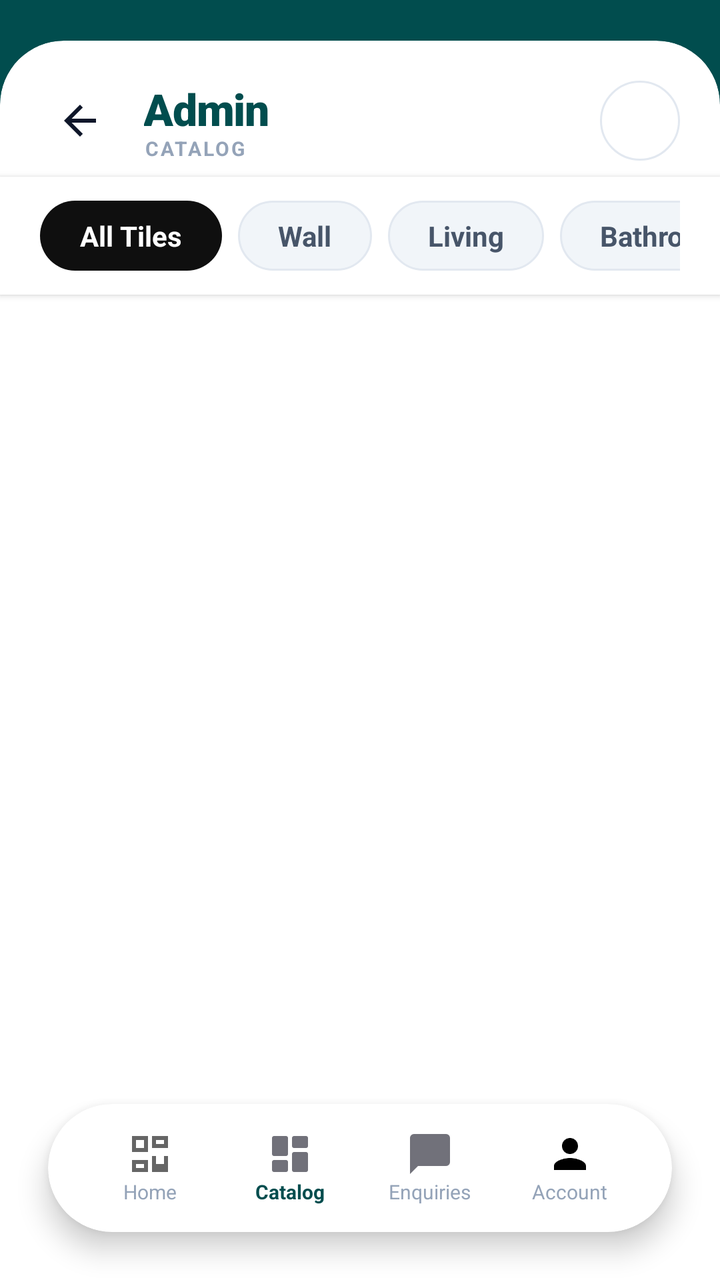
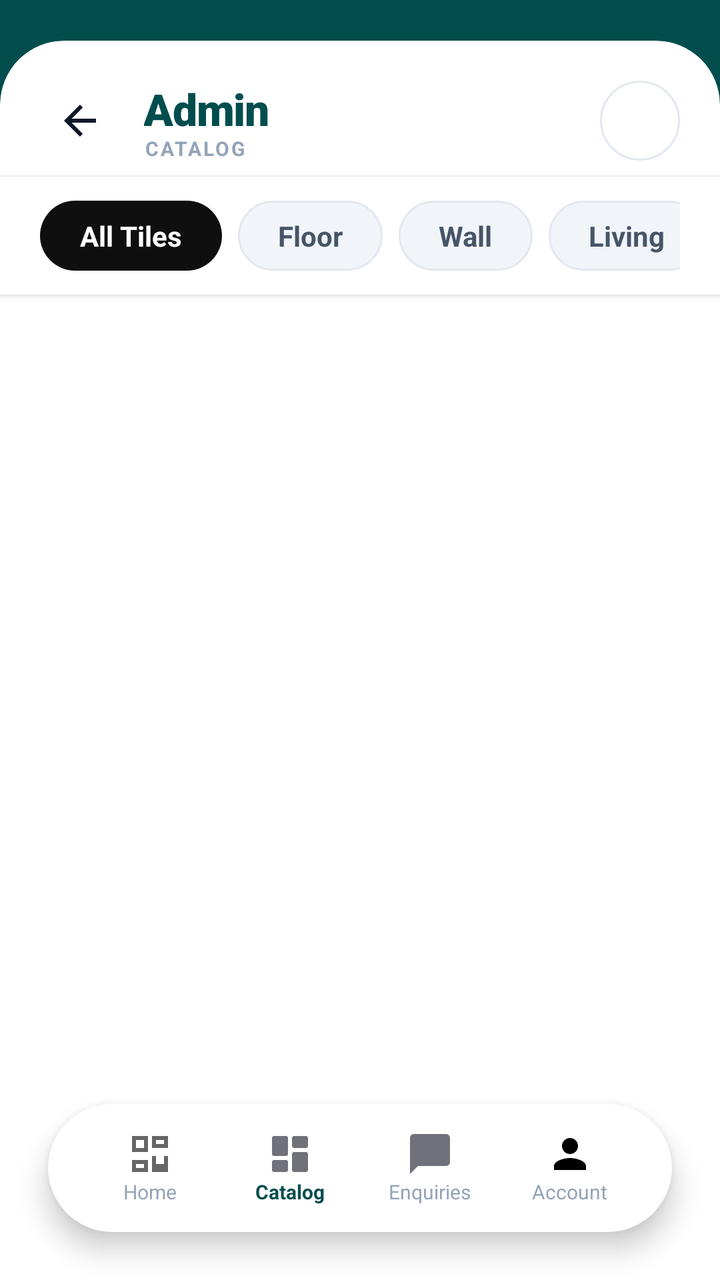

Two renders of the same Android screen: before a commit and after it. Below are the layout's source before the change and the commit's diff.
<!-- AndroidManifest.xml: activity theme Theme.AppCompat.Light.NoActionBar -->
<!-- res/layout/activity_admin_catalog.xml -->
<?xml version="1.0" encoding="utf-8"?>
<RelativeLayout xmlns:android="http://schemas.android.com/apk/res/android"
    xmlns:app="http://schemas.android.com/apk/res-auto"
    android:layout_width="match_parent"
    android:layout_height="match_parent"
    android:background="@color/white"
    android:fitsSystemWindows="false">

    
    <LinearLayout
        android:id="@+id/header_section"
        android:layout_width="match_parent"
        android:layout_height="80dp"
        android:background="#014d4e"
        android:orientation="vertical" />

    
    <androidx.cardview.widget.CardView
        android:layout_width="match_parent"
        android:layout_height="match_parent"
        android:layout_below="@id/header_section"
        android:layout_marginTop="-60dp"
        app:cardCornerRadius="32dp"
        app:cardElevation="0dp"
        app:cardBackgroundColor="@color/white">

        <LinearLayout
            android:layout_width="match_parent"
            android:layout_height="match_parent"
            android:orientation="vertical"
            android:paddingTop="12dp">

            
            <RelativeLayout
                android:id="@+id/toolbar"
                android:layout_width="match_parent"
                android:layout_height="56dp"
                android:paddingHorizontal="20dp">

                
                <LinearLayout
                    android:id="@+id/titleContainer"
                    android:layout_width="match_parent"
                    android:layout_height="match_parent"
                    android:orientation="horizontal"
                    android:gravity="center_vertical">

                    
                    <ImageView
                        android:id="@+id/btnBack"
                        android:layout_width="40dp"
                        android:layout_height="40dp"
                        android:src="@drawable/ic_arrow_back"
                        app:tint="#014d4e"
                        android:padding="8dp"
                        android:clickable="true"
                        android:focusable="true" />

                    
                    <LinearLayout
                        android:layout_width="0dp"
                        android:layout_height="wrap_content"
                        android:layout_weight="1"
                        android:orientation="vertical"
                        android:layout_marginStart="12dp">

                        <TextView
                            android:layout_width="wrap_content"
                            android:layout_height="wrap_content"
                            android:text="Admin"
                            android:textColor="#014d4e"
                            android:textSize="22sp"
                            android:fontFamily="sans-serif-black"
                            android:letterSpacing="-0.02" />

                        <TextView
                            android:layout_width="wrap_content"
                            android:layout_height="wrap_content"
                            android:text="CATALOG"
                            android:textColor="#94A3B8"
                            android:textSize="10sp"
                            android:textStyle="bold"
                            android:letterSpacing="0.1"
                            android:layout_marginTop="-2dp" />
                    </LinearLayout>

                    
                    <ImageView
                        android:id="@+id/btnSearch"
                        android:layout_width="40dp"
                        android:layout_height="40dp"
                        android:src="@drawable/ic_search"
                        app:tint="#014d4e"
                        android:background="@drawable/bg_circle_icon"
                        android:clickable="true"
                        android:focusable="true" />
                </LinearLayout>

                
                <LinearLayout
                    android:id="@+id/searchContainer"
                    android:layout_width="match_parent"
                    android:layout_height="match_parent"
                    android:orientation="horizontal"
                    android:gravity="center_vertical"
                    android:visibility="gone"
                    android:background="@color/white">

                    <ImageView
                        android:layout_width="40dp"
                        android:layout_height="40dp"
                        android:src="@drawable/ic_search"
                        app:tint="#94A3B8"
                        android:padding="10dp" />

                    <EditText
                        android:id="@+id/etSearch"
                        android:layout_width="0dp"
                        android:layout_height="wrap_content"
                        android:layout_weight="1"
                        android:background="@null"
                        android:hint="Search products..."
                        android:textColor="#1E293B"
                        android:textColorHint="#94A3B8"
                        android:textSize="16sp"
                        android:paddingHorizontal="8dp"
                        android:inputType="text"
                        android:maxLines="1"
                        android:imeOptions="actionSearch" />

                    <ImageView
                        android:id="@+id/btnCloseSearch"
                        android:layout_width="40dp"
                        android:layout_height="40dp"
                        android:src="@drawable/ic_close"
                        app:tint="#014d4e"
                        android:padding="10dp"
                        android:clickable="true"
                        android:focusable="true" />

                </LinearLayout>

            </RelativeLayout>

    
    <HorizontalScrollView
        android:id="@+id/filterTabs"
        android:layout_width="match_parent"
        android:layout_height="wrap_content"
        android:layout_below="@id/toolbar"
        android:background="@color/white"
        android:paddingHorizontal="20dp"
        android:paddingVertical="12dp"
        android:elevation="2dp"
        android:scrollbars="none">

        <LinearLayout
            android:layout_width="wrap_content"
            android:layout_height="wrap_content"
            android:orientation="horizontal">

            
            <LinearLayout
                android:id="@+id/btnAllTiles"
                android:layout_width="wrap_content"
                android:layout_height="wrap_content"
                android:orientation="horizontal"
                android:background="@drawable/bg_filter_active"
                android:paddingHorizontal="20dp"
                android:paddingVertical="8dp"
                android:layout_marginEnd="8dp"
                android:clickable="true"
                android:focusable="true">

                <TextView
                    android:layout_width="wrap_content"
                    android:layout_height="wrap_content"
                    android:text="All Tiles"
                    android:textColor="@color/white"
                    android:textSize="14sp"
                    android:textStyle="bold" />
            </LinearLayout>

            
            <LinearLayout
                android:id="@+id/btnWall"
                android:layout_width="wrap_content"
                android:layout_height="wrap_content"
                android:orientation="horizontal"
                android:background="@drawable/bg_filter_inactive"
                android:paddingHorizontal="20dp"
                android:paddingVertical="8dp"
                android:layout_marginEnd="8dp"
                android:clickable="true"
                android:focusable="true">

                <TextView
                    android:layout_width="wrap_content"
                    android:layout_height="wrap_content"
                    android:text="Wall"
                    android:textColor="@color/slate_600"
                    android:textSize="14sp"
                    android:textStyle="bold" />
            </LinearLayout>

            
            <LinearLayout
                android:id="@+id/btnLiving"
                android:layout_width="wrap_content"
                android:layout_height="wrap_content"
                android:orientation="horizontal"
                android:background="@drawable/bg_filter_inactive"
                android:paddingHorizontal="20dp"
                android:paddingVertical="8dp"
                android:layout_marginEnd="8dp"
                android:clickable="true"
                android:focusable="true">

                <TextView
                    android:layout_width="wrap_content"
                    android:layout_height="wrap_content"
                    android:text="Living"
                    android:textColor="@color/slate_600"
                    android:textSize="14sp"
                    android:textStyle="bold" />
            </LinearLayout>

            
            <LinearLayout
                android:id="@+id/btnBathroom"
                android:layout_width="wrap_content"
                android:layout_height="wrap_content"
                android:orientation="horizontal"
                android:background="@drawable/bg_filter_inactive"
                android:paddingHorizontal="20dp"
                android:paddingVertical="8dp"
                android:layout_marginEnd="8dp"
                android:clickable="true"
                android:focusable="true">

                <TextView
                    android:layout_width="wrap_content"
                    android:layout_height="wrap_content"
                    android:text="Bathroom"
                    android:textColor="@color/slate_600"
                    android:textSize="14sp"
                    android:textStyle="bold" />
            </LinearLayout>

            
            <LinearLayout
                android:id="@+id/btnKitchen"
                android:layout_width="wrap_content"
                android:layout_height="wrap_content"
                android:orientation="horizontal"
                android:background="@drawable/bg_filter_inactive"
                android:paddingHorizontal="20dp"
                android:paddingVertical="8dp"
                android:layout_marginEnd="8dp"
                android:clickable="true"
                android:focusable="true">

                <TextView
                    android:layout_width="wrap_content"
                    android:layout_height="wrap_content"
                    android:text="Kitchen"
                    android:textColor="@color/slate_600"
                    android:textSize="14sp"
                    android:textStyle="bold" />
            </LinearLayout>

            
            <LinearLayout
                android:id="@+id/btnBedroom"
                android:layout_width="wrap_content"
                android:layout_height="wrap_content"
                android:orientation="horizontal"
                android:background="@drawable/bg_filter_inactive"
                android:paddingHorizontal="20dp"
                android:paddingVertical="8dp"
                android:clickable="true"
                android:focusable="true">

                <TextView
                    android:layout_width="wrap_content"
                    android:layout_height="wrap_content"
                    android:text="Bedroom"
                    android:textColor="@color/slate_600"
                    android:textSize="14sp"
                    android:textStyle="bold" />
            </LinearLayout>

        </LinearLayout>
    </HorizontalScrollView>

    
    <androidx.recyclerview.widget.RecyclerView
        android:id="@+id/recyclerViewTiles"
        android:layout_width="match_parent"
        android:layout_height="match_parent"
        android:layout_below="@id/filterTabs"
        android:layout_above="@id/bottomNav"
        android:layout_marginBottom="0dp"
        android:clipToPadding="false"
        android:padding="12dp"
        android:scrollbars="vertical" />

    </LinearLayout>
    </androidx.cardview.widget.CardView>

    
    <androidx.cardview.widget.CardView
        android:layout_width="match_parent"
        android:layout_height="64dp"
        android:layout_alignParentBottom="true"
        android:layout_marginHorizontal="24dp"
        android:layout_marginBottom="24dp"
        xmlns:app="http://schemas.android.com/apk/res-auto"
        app:cardCornerRadius="32dp"
        app:cardElevation="8dp"
        app:cardBackgroundColor="@color/white">

        <LinearLayout
            android:layout_width="match_parent"
            android:layout_height="match_parent"
            android:orientation="horizontal"
            android:gravity="center_vertical"
            android:paddingHorizontal="16dp">

            
            <LinearLayout
                android:id="@+id/bottomDashboard"
                android:layout_width="0dp"
                android:layout_height="match_parent"
                android:layout_weight="1"
                android:orientation="vertical"
                android:gravity="center"
                android:clickable="true"
                android:focusable="true"
                android:background="?attr/selectableItemBackgroundBorderless">
                <ImageView
                    android:layout_width="24dp"
                    android:layout_height="24dp"
                    android:src="@drawable/ic_dashboard"
                    app:tint="#94A3B8" />
                <TextView
                    android:layout_width="wrap_content"
                    android:layout_height="wrap_content"
                    android:text="Home"
                    android:textSize="10sp"
                    android:textColor="#94A3B8" />
            </LinearLayout>

            
            <LinearLayout
                android:id="@+id/bottomInventory"
                android:layout_width="0dp"
                android:layout_height="match_parent"
                android:layout_weight="1"
                android:orientation="vertical"
                android:gravity="center"
                android:clickable="true"
                android:focusable="true"
                android:background="?attr/selectableItemBackgroundBorderless">
                <ImageView
                    android:layout_width="24dp"
                    android:layout_height="24dp"
                    android:src="@drawable/ic_category"
                    app:tint="#014d4e" />
                <TextView
                    android:layout_width="wrap_content"
                    android:layout_height="wrap_content"
                    android:text="Catalog"
                    android:textSize="10sp"
                    android:textColor="#014d4e"
                    android:textStyle="bold" />
            </LinearLayout>

            
            <LinearLayout
                android:id="@+id/bottomQuotes"
                android:layout_width="0dp"
                android:layout_height="match_parent"
                android:layout_weight="1"
                android:orientation="vertical"
                android:gravity="center"
                android:clickable="true"
                android:focusable="true"
                android:background="?attr/selectableItemBackgroundBorderless">
                <ImageView
                    android:layout_width="24dp"
                    android:layout_height="24dp"
                    android:src="@drawable/ic_chat"
                    app:tint="#94A3B8" />
                <TextView
                    android:layout_width="wrap_content"
                    android:layout_height="wrap_content"
                    android:text="Enquiries"
                    android:textSize="10sp"
                    android:textColor="#94A3B8" />
            </LinearLayout>

            
            <LinearLayout
                android:id="@+id/bottomAccount"
                android:layout_width="0dp"
                android:layout_height="match_parent"
                android:layout_weight="1"
                android:orientation="vertical"
                android:gravity="center"
                android:clickable="true"
                android:focusable="true"
                android:background="?attr/selectableItemBackgroundBorderless">
                <ImageView
                    android:layout_width="24dp"
                    android:layout_height="24dp"
                    android:src="@drawable/ic_person"
                    app:tint="#94A3B8" />
                <TextView
                    android:layout_width="wrap_content"
                    android:layout_height="wrap_content"
                    android:text="Account"
                    android:textSize="10sp"
                    android:textColor="#94A3B8" />
            </LinearLayout>

        </LinearLayout>
    </androidx.cardview.widget.CardView>

</RelativeLayout>
<!-- resources referenced by this layout -->
<resources>
  <color name="slate_600">#475569</color>
  <color name="white">#FFFFFFFF</color>
  <!-- drawable bg_circle_icon (drawable) -->
  <?xml version="1.0" encoding="utf-8"?>
  <shape xmlns:android="http://schemas.android.com/apk/res/android">
      <solid android:color="@color/white" />
      <corners android:radius="100dp" />
      <stroke android:width="1dp" android:color="@color/slate_200" />
  </shape>
  <!-- drawable bg_filter_active (drawable) -->
  <?xml version="1.0" encoding="utf-8"?>
  <shape xmlns:android="http://schemas.android.com/apk/res/android">
      <solid android:color="@color/primary" />
      <corners android:radius="20dp" />
  </shape>
  <!-- drawable bg_filter_inactive (drawable) -->
  <?xml version="1.0" encoding="utf-8"?>
  <shape xmlns:android="http://schemas.android.com/apk/res/android">
      <solid android:color="@color/slate_100" />
      <stroke android:width="1dp" android:color="@color/slate_200" />
      <corners android:radius="20dp" />
  </shape>
  <!-- drawable ic_arrow_back (drawable) -->
  <?xml version="1.0" encoding="utf-8"?>
  <vector xmlns:android="http://schemas.android.com/apk/res/android"
      android:width="24dp"
      android:height="24dp"
      android:viewportWidth="24"
      android:viewportHeight="24"
      android:tint="@color/slate_900">
      <path
          android:fillColor="@android:color/white"
          android:pathData="M20,11H7.83l5.59,-5.59L12,4l-8,8 8,8 1.41,-1.41L7.83,13H20v-2z"/>
  </vector>
  <!-- drawable ic_chat (drawable) -->
  <vector xmlns:android="http://schemas.android.com/apk/res/android"
      android:width="24dp"
      android:height="24dp"
      android:viewportWidth="24"
      android:viewportHeight="24">
      <path
          android:fillColor="#71717A"
          android:pathData="M20,2H4c-1.1,0 -2,0.9 -2,2v18l4,-4h14c1.1,0 2,-0.9 2,-2V4c0,-1.1 -0.9,-2 -2,-2z"/>
  </vector>
  <!-- drawable ic_close (drawable) -->
  <?xml version="1.0" encoding="utf-8"?>
  <vector xmlns:android="http://schemas.android.com/apk/res/android"
      android:width="24dp"
      android:height="24dp"
      android:viewportWidth="24"
      android:viewportHeight="24"
      android:tint="@color/slate_600">
      <path
          android:fillColor="@android:color/white"
          android:pathData="M19,6.41L17.59,5 12,10.59 6.41,5 5,6.41 10.59,12 5,17.59 6.41,19 12,13.41 17.59,19 19,17.59 13.41,12z"/>
  </vector>
  <!-- drawable ic_dashboard (drawable) -->
  <?xml version="1.0" encoding="utf-8"?>
  <vector xmlns:android="http://schemas.android.com/apk/res/android"
      android:width="24dp"
      android:height="24dp"
      android:viewportWidth="24"
      android:viewportHeight="24"
      android:tint="?attr/colorControlNormal">
      <path
          android:fillColor="@android:color/white"
          android:pathData="M19,5v2h-4L15,5h4M9,5v4L5,9L5,5h4M19,13v4h-4v-4h4M9,17v2L5,19v-2h4M21,3h-8v6h8L21,3zM11,3L3,3v8h8L11,3zM21,13h-8v8h8v-8zM11,15L3,15v6h8v-6z"/>
  </vector>
  <!-- drawable ic_person (drawable) -->
  <vector xmlns:android="http://schemas.android.com/apk/res/android"
      android:width="24dp"
      android:height="24dp"
      android:viewportWidth="24"
      android:viewportHeight="24">
      <path
          android:fillColor="#000000"
          android:pathData="M12,12c2.21,0 4,-1.79 4,-4s-1.79,-4 -4,-4 -4,1.79 -4,4 1.79,4 4,4zM12,14c-2.67,0 -8,1.34 -8,4v2h16v-2c0,-2.66 -5.33,-4 -8,-4z"/>
  </vector>
  <color name="slate_200">#E2E8F0</color>
  <color name="primary">#0F0F0F</color>
  <color name="slate_100">#F1F5F9</color>
  <color name="slate_900">#0F172A</color>
  <!-- unchanged entries left out for length: 2 -->
</resources>

<!-- the commit's change to res/layout/activity_admin_catalog.xml (unified diff, before → after) -->
@@ -183,6 +183,28 @@
 
             
             <LinearLayout
+                android:id="@+id/btnFloor"
+                android:layout_width="wrap_content"
+                android:layout_height="wrap_content"
+                android:orientation="horizontal"
+                android:background="@drawable/bg_filter_inactive"
+                android:paddingHorizontal="20dp"
+                android:paddingVertical="8dp"
+                android:layout_marginEnd="8dp"
+                android:clickable="true"
+                android:focusable="true">
+
+                <TextView
+                    android:layout_width="wrap_content"
+                    android:layout_height="wrap_content"
+                    android:text="Floor"
+                    android:textColor="@color/slate_600"
+                    android:textSize="14sp"
+                    android:textStyle="bold" />
+            </LinearLayout>
+
+            
+            <LinearLayout
                 android:id="@+id/btnWall"
                 android:layout_width="wrap_content"
                 android:layout_height="wrap_content"
